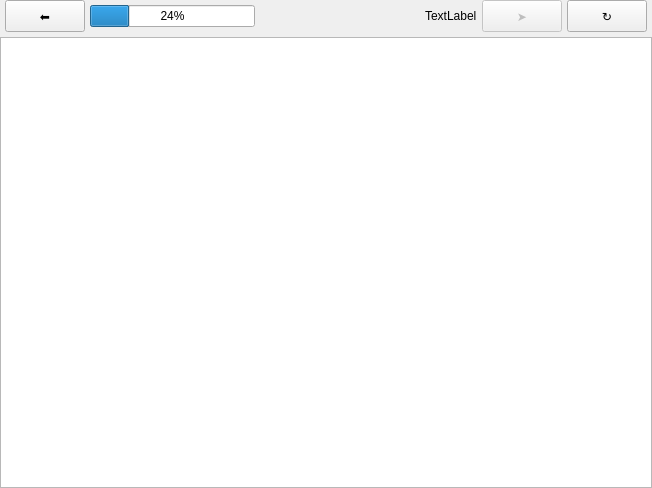
The window that app/mainwindow.ui (cliffanet/xdeya-altimeter) describes before a commit, drawn with Qt 5.
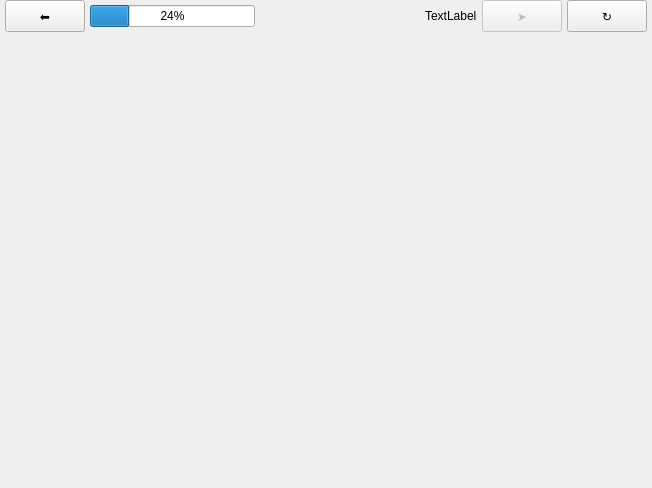
The same window after the commit. The open tabs and pages were chosen to show the change.

```diff
--- a/app/mainwindow.ui
+++ b/app/mainwindow.ui
@@ -433,6 +433,22 @@
         </item>
        </layout>
       </widget>
+      <widget class="QWidget" name="pageTrkView">
+       <layout class="QVBoxLayout" name="verticalLayout_5">
+        <property name="leftMargin">
+         <number>0</number>
+        </property>
+        <property name="topMargin">
+         <number>0</number>
+        </property>
+        <property name="rightMargin">
+         <number>0</number>
+        </property>
+        <property name="bottomMargin">
+         <number>0</number>
+        </property>
+       </layout>
+      </widget>
      </widget>
     </item>
    </layout>
```
Left out of the diff: 2 changed lines with no effect on the pictures.
